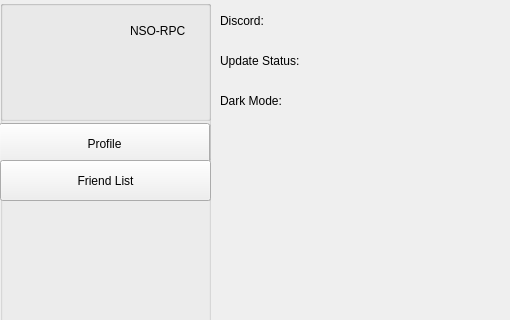
Qt form client/layout/mainwindow.ui (MCMi460/NSO-RPC) before a commit; both pictures show x 0 to 510 and y 0 to 320 of the 600 by 600 pixel window.
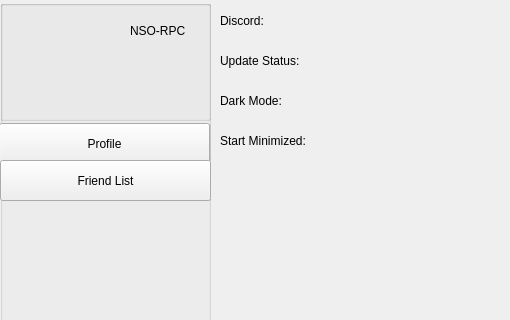
The same form after that commit. The open tabs and pages were chosen to show the change.

Commit message: Add a toggle to Start in system tray.

The edit to the form file:
```diff
--- a/client/layout/mainwindow.ui
+++ b/client/layout/mainwindow.ui
@@ -499,9 +499,9 @@
        <property name="geometry">
         <rect>
          <x>10</x>
-         <y>0</y>
+         <y>10</y>
          <width>101</width>
-         <height>41</height>
+         <height>21</height>
         </rect>
        </property>
        <property name="text">
@@ -538,15 +538,28 @@
        <property name="geometry">
         <rect>
          <x>10</x>
-         <y>80</y>
+         <y>90</y>
          <width>101</width>
-         <height>41</height>
+         <height>21</height>
         </rect>
        </property>
        <property name="text">
         <string>Dark Mode:</string>
        </property>
       </widget>
+      <widget class="QLabel" name="label_17">
+       <property name="geometry">
+        <rect>
+         <x>10</x>
+         <y>130</y>
+         <width>101</width>
+         <height>21</height>
+        </rect>
+       </property>
+       <property name="text">
+        <string>Start Minimized:</string>
+       </property>
+      </widget>
      </widget>
     </widget>
    </widget>
```
Left out of the diff: 2 changed lines with no effect on the pictures. The commit also changes 2 other files.
